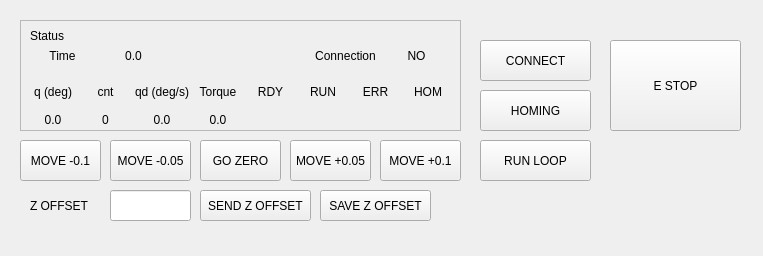
Before: the Qt Designer form mainwindow.ui in saga0619/outro, drawn with Qt 5.
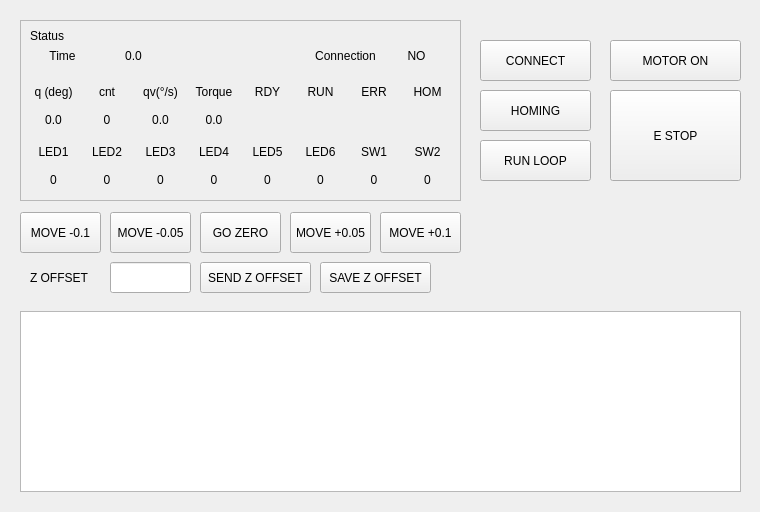
After: the same form once the commit is applied.

The edit to the form file:
```diff
--- a/mainwindow.ui
+++ b/mainwindow.ui
@@ -6,8 +6,8 @@
    <rect>
     <x>0</x>
     <y>0</y>
-    <width>763</width>
-    <height>256</height>
+    <width>760</width>
+    <height>512</height>
    </rect>
   </property>
   <property name="windowTitle">
@@ -20,7 +20,7 @@
       <x>20</x>
       <y>20</y>
       <width>441</width>
-      <height>111</height>
+      <height>181</height>
      </rect>
     </property>
     <property name="frameShape">
@@ -42,7 +42,7 @@
       <string>Status</string>
      </property>
     </widget>
-    <widget class="QWidget" name="">
+    <widget class="QWidget" name="layoutWidget">
      <property name="geometry">
       <rect>
        <x>10</x>
@@ -177,7 +177,7 @@
         <item>
          <widget class="QLabel" name="label_4">
           <property name="text">
-           <string>qd (deg/s)</string>
+           <string>qv(°/s)</string>
           </property>
           <property name="alignment">
            <set>Qt::AlignCenter</set>
@@ -310,7 +310,211 @@
            <string/>
           </property>
           <property name="alignment">
-           <set>Qt::AlignCenter</set>
+           <set>Qt::AlignmentFlag::AlignCenter</set>
+          </property>
+         </widget>
+        </item>
+       </layout>
+      </item>
+     </layout>
+    </widget>
+    <widget class="QWidget" name="horizontalLayoutWidget_2">
+     <property name="geometry">
+      <rect>
+       <x>10</x>
+       <y>120</y>
+       <width>421</width>
+       <height>51</height>
+      </rect>
+     </property>
+     <layout class="QHBoxLayout" name="horizontalLayout_3">
+      <item>
+       <layout class="QVBoxLayout" name="verticalLayout_10">
+        <item>
+         <widget class="QLabel" name="label_16">
+          <property name="text">
+           <string>LED1</string>
+          </property>
+          <property name="alignment">
+           <set>Qt::AlignmentFlag::AlignCenter</set>
+          </property>
+         </widget>
+        </item>
+        <item>
+         <widget class="QLabel" name="label_led1">
+          <property name="text">
+           <string>0</string>
+          </property>
+          <property name="alignment">
+           <set>Qt::AlignmentFlag::AlignCenter</set>
+          </property>
+         </widget>
+        </item>
+       </layout>
+      </item>
+      <item>
+       <layout class="QVBoxLayout" name="verticalLayout_11">
+        <item>
+         <widget class="QLabel" name="label_17">
+          <property name="text">
+           <string>LED2</string>
+          </property>
+          <property name="alignment">
+           <set>Qt::AlignmentFlag::AlignCenter</set>
+          </property>
+         </widget>
+        </item>
+        <item>
+         <widget class="QLabel" name="labe_led2">
+          <property name="text">
+           <string>0</string>
+          </property>
+          <property name="alignment">
+           <set>Qt::AlignmentFlag::AlignCenter</set>
+          </property>
+         </widget>
+        </item>
+       </layout>
+      </item>
+      <item>
+       <layout class="QVBoxLayout" name="verticalLayout_12">
+        <item>
+         <widget class="QLabel" name="label_18">
+          <property name="text">
+           <string>LED3</string>
+          </property>
+          <property name="alignment">
+           <set>Qt::AlignmentFlag::AlignCenter</set>
+          </property>
+         </widget>
+        </item>
+        <item>
+         <widget class="QLabel" name="label_led3">
+          <property name="text">
+           <string>0</string>
+          </property>
+          <property name="alignment">
+           <set>Qt::AlignmentFlag::AlignCenter</set>
+          </property>
+         </widget>
+        </item>
+       </layout>
+      </item>
+      <item>
+       <layout class="QVBoxLayout" name="verticalLayout_13">
+        <item>
+         <widget class="QLabel" name="label_19">
+          <property name="text">
+           <string>LED4</string>
+          </property>
+          <property name="alignment">
+           <set>Qt::AlignmentFlag::AlignCenter</set>
+          </property>
+         </widget>
+        </item>
+        <item>
+         <widget class="QLabel" name="label_led4">
+          <property name="text">
+           <string>0</string>
+          </property>
+          <property name="alignment">
+           <set>Qt::AlignmentFlag::AlignCenter</set>
+          </property>
+         </widget>
+        </item>
+       </layout>
+      </item>
+      <item>
+       <layout class="QVBoxLayout" name="verticalLayout_14">
+        <item>
+         <widget class="QLabel" name="label_20">
+          <property name="text">
+           <string>LED5</string>
+          </property>
+          <property name="alignment">
+           <set>Qt::AlignmentFlag::AlignCenter</set>
+          </property>
+         </widget>
+        </item>
+        <item>
+         <widget class="QLabel" name="label_led5">
+          <property name="text">
+           <string>0</string>
+          </property>
+          <property name="alignment">
+           <set>Qt::AlignmentFlag::AlignCenter</set>
+          </property>
+         </widget>
+        </item>
+       </layout>
+      </item>
+      <item>
+       <layout class="QVBoxLayout" name="verticalLayout_15">
+        <item>
+         <widget class="QLabel" name="label_21">
+          <property name="text">
+           <string>LED6</string>
+          </property>
+          <property name="alignment">
+           <set>Qt::AlignmentFlag::AlignCenter</set>
+          </property>
+         </widget>
+        </item>
+        <item>
+         <widget class="QLabel" name="label_led6">
+          <property name="text">
+           <string>0</string>
+          </property>
+          <property name="alignment">
+           <set>Qt::AlignmentFlag::AlignCenter</set>
+          </property>
+         </widget>
+        </item>
+       </layout>
+      </item>
+      <item>
+       <layout class="QVBoxLayout" name="verticalLayout_16">
+        <item>
+         <widget class="QLabel" name="label_22">
+          <property name="text">
+           <string>SW1</string>
+          </property>
+          <property name="alignment">
+           <set>Qt::AlignmentFlag::AlignCenter</set>
+          </property>
+         </widget>
+        </item>
+        <item>
+         <widget class="QLabel" name="label_sw1">
+          <property name="text">
+           <string>0</string>
+          </property>
+          <property name="alignment">
+           <set>Qt::AlignmentFlag::AlignCenter</set>
+          </property>
+         </widget>
+        </item>
+       </layout>
+      </item>
+      <item>
+       <layout class="QVBoxLayout" name="verticalLayout_17">
+        <item>
+         <widget class="QLabel" name="label_23">
+          <property name="text">
+           <string>SW2</string>
+          </property>
+          <property name="alignment">
+           <set>Qt::AlignmentFlag::AlignCenter</set>
+          </property>
+         </widget>
+        </item>
+        <item>
+         <widget class="QLabel" name="label_sw2">
+          <property name="text">
+           <string>0</string>
+          </property>
+          <property name="alignment">
+           <set>Qt::AlignmentFlag::AlignCenter</set>
           </property>
          </widget>
         </item>
@@ -349,7 +553,7 @@
     <property name="geometry">
      <rect>
       <x>610</x>
-      <y>40</y>
+      <y>90</y>
       <width>131</width>
       <height>91</height>
      </rect>
@@ -375,7 +579,7 @@
     <property name="geometry">
      <rect>
       <x>200</x>
-      <y>140</y>
+      <y>212</y>
       <width>81</width>
       <height>41</height>
      </rect>
@@ -388,7 +592,7 @@
     <property name="geometry">
      <rect>
       <x>110</x>
-      <y>190</y>
+      <y>262</y>
       <width>81</width>
       <height>31</height>
      </rect>
@@ -398,7 +602,7 @@
     <property name="geometry">
      <rect>
       <x>30</x>
-      <y>190</y>
+      <y>262</y>
       <width>71</width>
       <height>31</height>
      </rect>
@@ -411,7 +615,7 @@
     <property name="geometry">
      <rect>
       <x>200</x>
-      <y>190</y>
+      <y>262</y>
       <width>111</width>
       <height>31</height>
      </rect>
@@ -424,7 +628,7 @@
     <property name="geometry">
      <rect>
       <x>290</x>
-      <y>140</y>
+      <y>212</y>
       <width>81</width>
       <height>41</height>
      </rect>
@@ -437,7 +641,7 @@
     <property name="geometry">
      <rect>
       <x>110</x>
-      <y>140</y>
+      <y>212</y>
       <width>81</width>
       <height>41</height>
      </rect>
@@ -450,7 +654,7 @@
     <property name="geometry">
      <rect>
       <x>380</x>
-      <y>140</y>
+      <y>212</y>
       <width>81</width>
       <height>41</height>
      </rect>
@@ -463,7 +667,7 @@
     <property name="geometry">
      <rect>
       <x>20</x>
-      <y>140</y>
+      <y>212</y>
       <width>81</width>
       <height>41</height>
      </rect>
@@ -476,7 +680,7 @@
     <property name="geometry">
      <rect>
       <x>320</x>
-      <y>190</y>
+      <y>262</y>
       <width>111</width>
       <height>31</height>
      </rect>
@@ -485,6 +689,29 @@
      <string>SAVE Z OFFSET</string>
     </property>
    </widget>
+   <widget class="QPushButton" name="pushButton_motoron">
+    <property name="geometry">
+     <rect>
+      <x>610</x>
+      <y>40</y>
+      <width>131</width>
+      <height>41</height>
+     </rect>
+    </property>
+    <property name="text">
+     <string>MOTOR ON</string>
+    </property>
+   </widget>
+   <widget class="QTextBrowser" name="textBrowser">
+    <property name="geometry">
+     <rect>
+      <x>20</x>
+      <y>311</y>
+      <width>721</width>
+      <height>181</height>
+     </rect>
+    </property>
+   </widget>
   </widget>
  </widget>
  <resources/>
```
Left out of the diff: 46 changed lines with no effect on the pictures.
